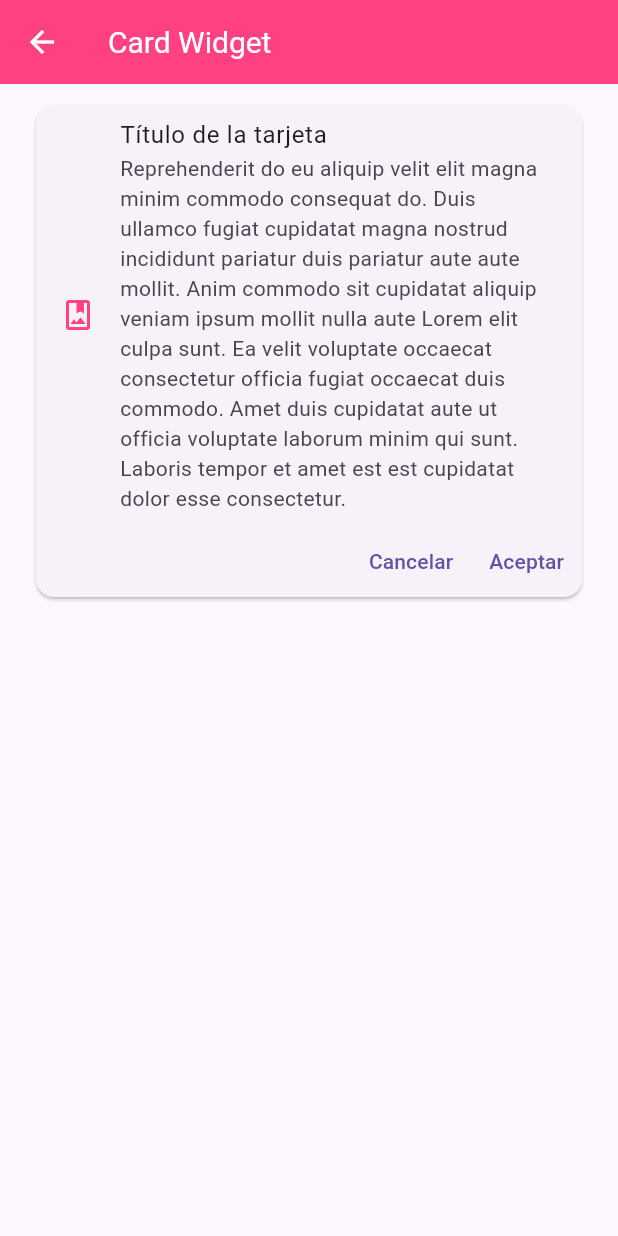
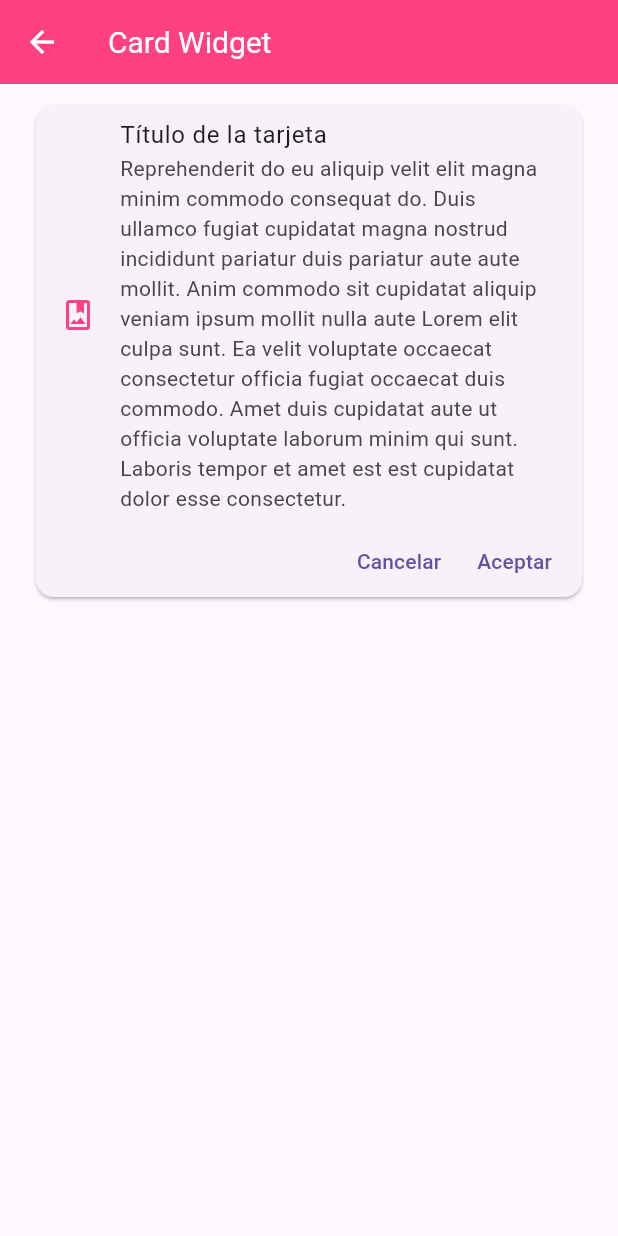
Before and after one commit to alHortalV/fl_components, a Flutter app: the CardScreen screen opened by its route, on a phone screen of 412 x 824 dp. Run offline on Flutter 3.47's test engine with Material 3 defaults, Android fonts, the phone set to English and light mode, and no system bars.

Commit message:
Poner padding en los botones

```diff
--- a/lib/widgets/custom_card_tipo_1.dart
+++ b/lib/widgets/custom_card_tipo_1.dart
@@ -20,7 +20,11 @@ class CustomCardTipo1 extends StatelessWidget {
             mainAxisAlignment: MainAxisAlignment.end,
             children: [
               TextButton(onPressed: () {}, child: const Text("Cancelar")),
-              TextButton(onPressed: () {}, child: const Text("Aceptar"))
+              Padding(
+                padding: const EdgeInsets.only(right: 8),
+                child:
+                    TextButton(onPressed: () {}, child: const Text("Aceptar")),
+              )
             ],
           )
         ],
```
